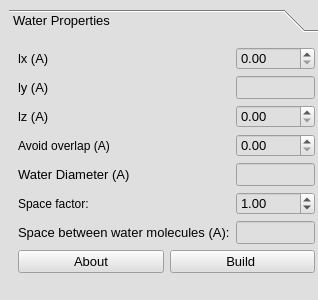
This is furiousatoms/forms/solution.ui in nasimanousheh/furious-atoms as Qt 5 draws it before an edit. The edited form follows.
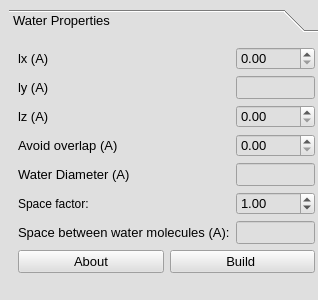
This is the edited form.

```diff
--- a/furiousatoms/forms/solution.ui
+++ b/furiousatoms/forms/solution.ui
@@ -171,7 +171,7 @@
         <widget class="QLabel" name="label_avoid_overlap">
          <property name="font">
           <font>
-           <pointsize>9</pointsize>
+           <pointsize>10</pointsize>
           </font>
          </property>
          <property name="text">
```
